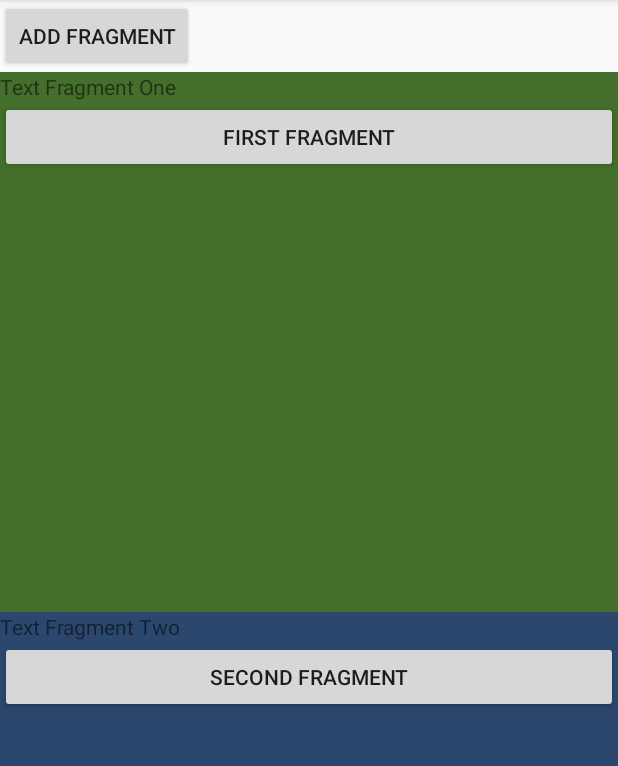
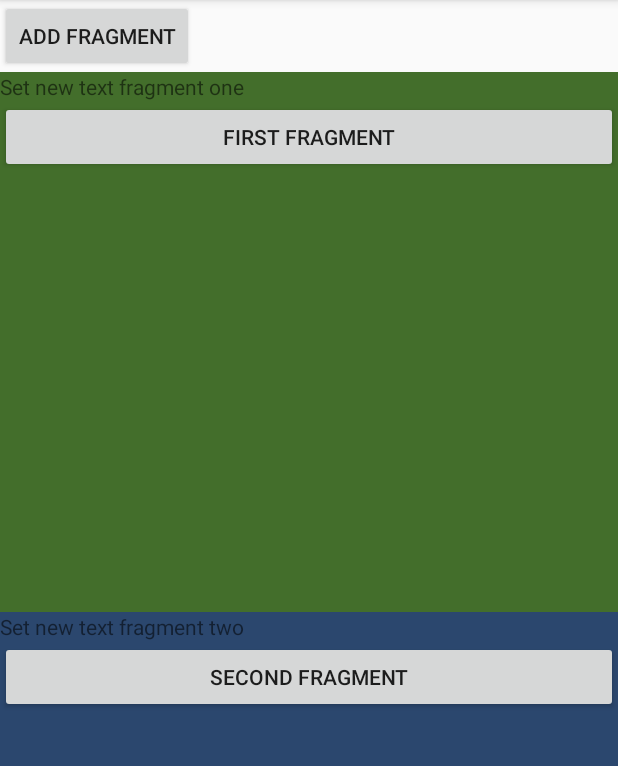
Before and after one commit to bombey77/SA106, an Android app: the screen it shows after launch (MainActivity), after a tap on "ADD FRAGMENT", on a phone screen of 412 x 824 dp, the part 84-850 px from its top. Run offline under Robolectric (Android 15) with nearby library versions, the phone set to English and light mode, and no system bars.

Commit message:
add action fragment button to activity button

```diff
--- a/app/src/main/java/bombey77/motovilov/com/sa106/FirstFragment.java
+++ b/app/src/main/java/bombey77/motovilov/com/sa106/FirstFragment.java
@@ -27,6 +27,7 @@ public class FirstFragment extends Fragment {
             @Override
             public void onClick(View view) {
                 Log.i(TAG, "First Fragment");
+                ((Button) getActivity().findViewById(R.id.btnAddFragment)).setText("New button text...");
             }
         });
         return view;
--- a/app/src/main/java/bombey77/motovilov/com/sa106/MainActivity.java
+++ b/app/src/main/java/bombey77/motovilov/com/sa106/MainActivity.java
@@ -32,10 +32,10 @@ public class MainActivity extends AppCompatActivity {
 
         Log.i(TAG, "onClick");
 
-        Fragment fragment = getSupportFragmentManager().findFragmentById(R.id.contFrOne);
-        ((TextView) fragment.getView().findViewById(R.id.tvFrOne)).setText("Text Fragment One");
+        Fragment fragment1 = getSupportFragmentManager().findFragmentById(R.id.contFrOne);
+        ((TextView) fragment1.getView().findViewById(R.id.tvFrOne)).setText("Set new text fragment one");
 
-        Fragment fragment1 = getSupportFragmentManager().findFragmentById(R.id.container);
-        ((TextView) fragment1.getView().findViewById(R.id.tvFrTwo)).setText("Text Fragment Two");
+        //Fragment fragment2 = getSupportFragmentManager().findFragmentById(R.id.container);
+        ((TextView) secondFragment.getView().findViewById(R.id.tvFrTwo)).setText("Set new text fragment two");
     }
 }
```
